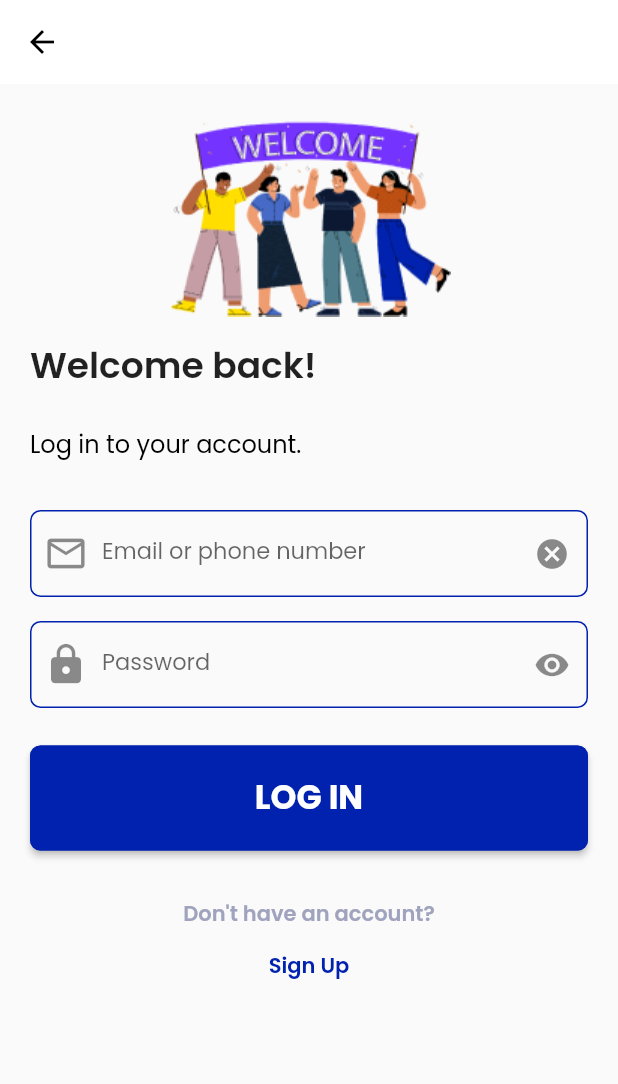
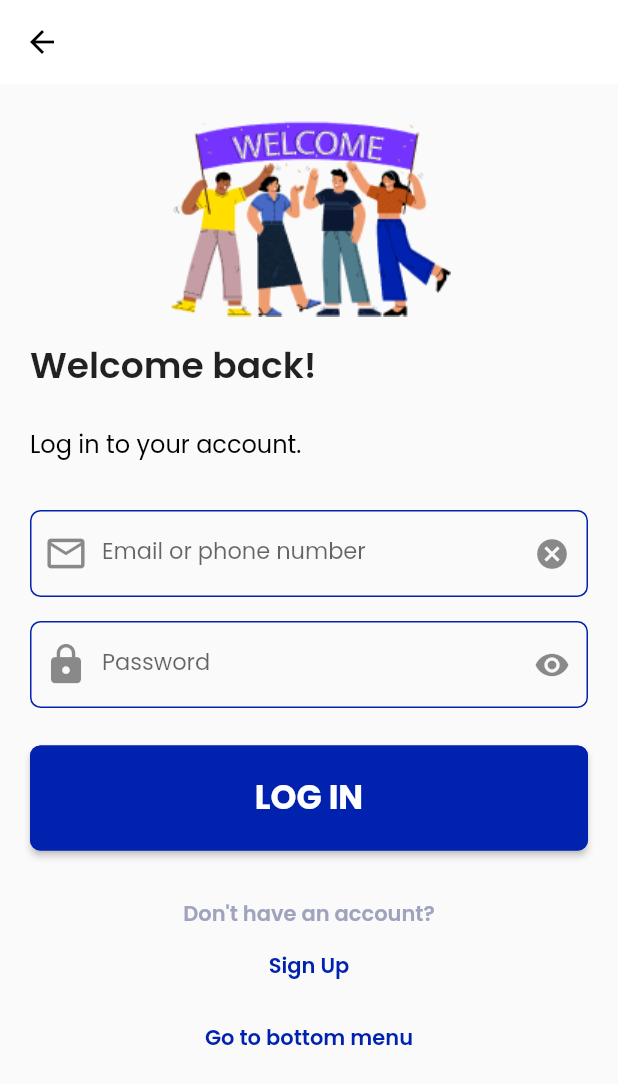
Before and after one commit to Trowpass/trowpass, a Flutter app: the screen it shows after launch, on a phone screen of 412 x 824 dp. Shown: the top 1084 px of the screen. Run offline on Flutter 3.47's test engine with Material 2 defaults, Android fonts, the phone set to English and light mode, and no system bars; our stand-ins replace dio, get, google_fonts, pretty_dio_logger.

Commit message:
[TRW-4]: bottom navigation bar done

```diff
--- /dev/null
+++ b/app/lib/controllers/bills_tab_controller.dart
@@ -0,0 +1,5 @@
+import 'package:get/get.dart';
+
+class BillsTabController extends GetxController {
+  final String title = 'Bills';
+}
--- /dev/null
+++ b/app/lib/controllers/history_tab_controller.dart
@@ -0,0 +1,5 @@
+import 'package:get/get.dart';
+
+class HistoryTabController extends GetxController {
+  final String title = 'Histories';
+}
--- /dev/null
+++ b/app/lib/controllers/home_tab_controller.dart
@@ -0,0 +1,5 @@
+import 'package:get/get.dart';
+
+class HomeTabController extends GetxController {
+  final String title = 'Home screen tab';
+}
--- /dev/null
+++ b/app/lib/controllers/profile_tab_controller.dart
@@ -0,0 +1,5 @@
+import 'package:get/get.dart';
+
+class ProfileTabController extends GetxController {
+  final String title = 'Profile';
+}
--- a/app/lib/main.dart
+++ b/app/lib/main.dart
@@ -1,4 +1,5 @@
-import 'package:app/screens/auth/login.dart';
+import 'package:app/shareds/resources/routes/app_pages.dart';
+import 'package:app/shareds/resources/routes/app_reoutes.dart';
 import 'package:flutter/material.dart';
 import 'package:get/get.dart';
 
@@ -11,10 +12,11 @@ class MyApp extends StatelessWidget {
 
   @override
   Widget build(BuildContext context) {
-    return const GetMaterialApp(
+    return GetMaterialApp(
       debugShowCheckedModeBanner: false,
+      initialRoute: AppRoutes.login,
+      getPages: AppPages.list,
       title: 'Trowpass',
-      home: LoginScreen(),
     );
   }
 }
--- a/app/lib/screens/auth/login.dart
+++ b/app/lib/screens/auth/login.dart
@@ -7,6 +7,8 @@ import 'package:app/widgets/standard_button.dart';
 import 'package:app/widgets/text_form_input.dart';
 import 'package:flutter/material.dart';
 import 'package:get/get.dart';
+
+import '../navigation_menus/home_landing_tab_screen.dart';
 
 class LoginScreen extends StatelessWidget {
   const LoginScreen({super.key});
@@ -74,6 +76,19 @@ class LoginScreen extends StatelessWidget {
                   },
                   child: Text(
                     'Sign Up',
+                    style: appStyles(
+                      14,
+                      primaryColor,
+                      FontWeight.w600,
+                    ),
+                  ),
+                ),
+                TextButton(
+                  onPressed: () {
+                    Get.to(() => const HomeLandingTabScreen());
+                  },
+                  child: Text(
+                    'Go to bottom menu',
                     style: appStyles(
                       14,
                       primaryColor,
--- /dev/null
+++ b/app/lib/shareds/resources/routes/app_pages.dart
@@ -0,0 +1,15 @@
+import 'package:app/screens/auth/login.dart';
+import 'package:get/get.dart';
+
+import '../../../controllers/bindings/dashboard_tab_binding.dart';
+import 'app_reoutes.dart';
+
+class AppPages {
+  static var list = [
+    GetPage(
+      name: AppRoutes.login,
+      page: () => const LoginScreen(),
+      binding: DashboardTabBinding(),
+    ),
+  ];
+}
--- /dev/null
+++ b/app/lib/shareds/resources/routes/app_reoutes.dart
@@ -0,0 +1,3 @@
+class AppRoutes {
+  static const String login = '/';
+}
--- a/app/pubspec.yaml
+++ b/app/pubspec.yaml
@@ -39,6 +39,7 @@ dependencies:
   get: ^4.6.5
   dio: ^5.1.2
   pretty_dio_logger: ^1.3.1
+  persistent_bottom_nav_bar: ^5.0.2
 dev_dependencies:
   flutter_test:
     sdk: flutter
```
Also changed, not shown: app/lib/controllers/bindings/dashboard_tab_binding.dart (added, +18 -0 lines), app/lib/controllers/home_landing_tab_controller.dart (added, +10 -0 lines), app/lib/screens/navigation_menus/bills_tab_screen.dart (added, +31 -0 lines), app/lib/screens/navigation_menus/history_tab_screen.dart (added, +31 -0 lines), app/lib/screens/navigation_menus/home_landing_tab_screen.dart (added, +32 -0 lines), app/lib/screens/navigation_menus/home_tab_screen.dart (added, +31 -0 lines), app/lib/screens/navigation_menus/profile_tab_screen.dart (added, +39 -0 lines), app/lib/widgets/bottom_bar_navigation_item.dart (added, +11 -0 lines), app/lib/widgets/bottom_bar_navigation_menu.dart (added, +32 -0 lines), app/pubspec.lock.
